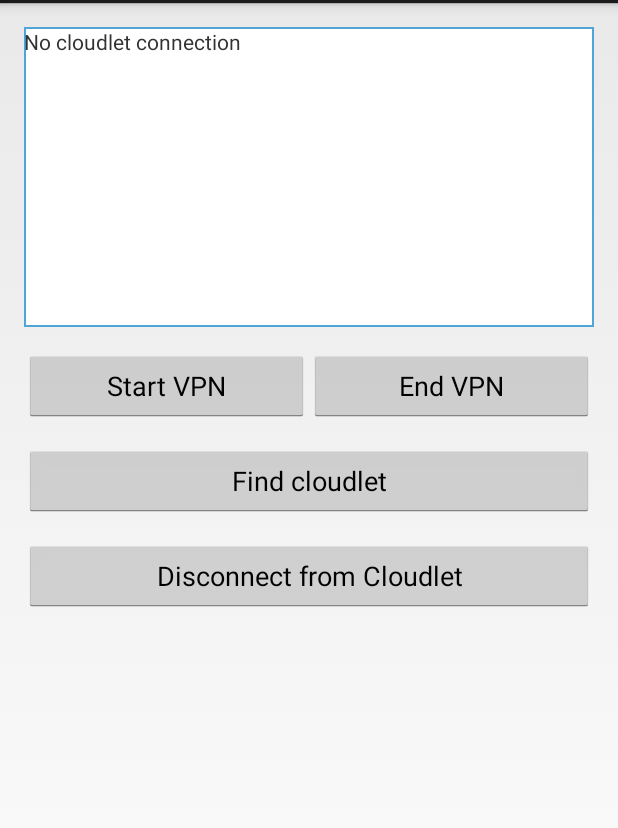
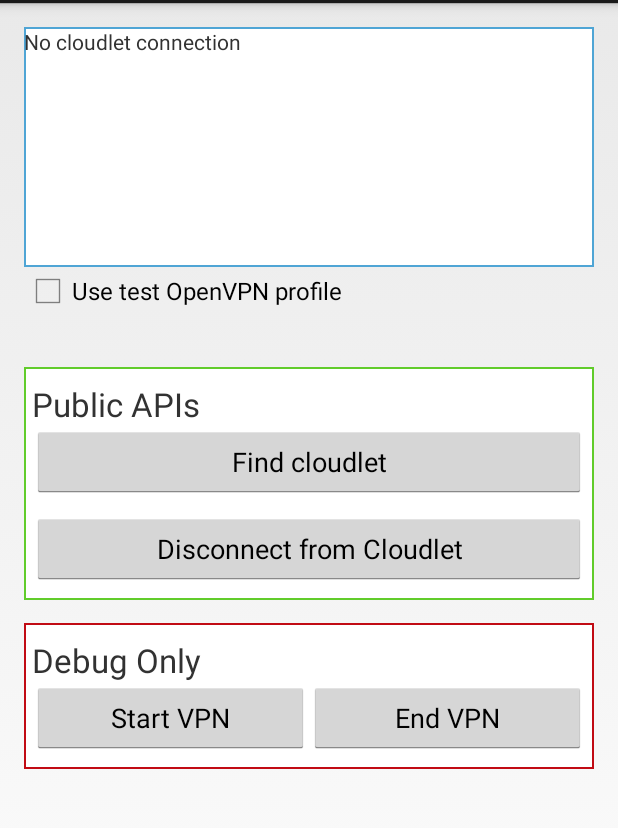
Before and after one commit to cmusatyalab/cloudlet-launcher, an Android app: the screen it shows after launch (MainActivity), on a phone screen of 412 x 824 dp, the part 69-897 px from its top. Run offline under Robolectric (Android 15) with nearby library versions, the phone set to English and light mode, and no system bars; libraries missing offline, so code that uses them is left out: edu.cmu.cs.

Commit message:
Update UI; User can add profile in OpenVPN; User can choose to run with a testing profile.

```diff
--- a/app/src/main/java/edu/cmu/cs/elijah/cloudletlauncher/MainActivity.java
+++ b/app/src/main/java/edu/cmu/cs/elijah/cloudletlauncher/MainActivity.java
@@ -16,7 +16,11 @@ import android.util.Log;
 import android.view.View;
 import android.view.WindowManager;
 import android.widget.Button;
+import android.widget.CheckBox;
+import android.widget.CompoundButton;
 import android.widget.TextView;
+
+import org.w3c.dom.Text;
 
 import de.blinkt.openvpn.api.IOpenVPNAPIService;
 import edu.cmu.cs.elijah.cloudletlauncher.api.ICloudletService;
@@ -40,10 +44,13 @@ public class MainActivity extends Activity {
     TextView textStatus;
     Button buttonFindCloudlet;
     Button buttonDisconnectCloudlet;
+    CheckBox checkBoxProfile;
+    TextView textNotify;
 
     // Service for cloudlet functionalities
     private ICloudletService mCloudletService = null;
     private boolean isCloudletServiceConnected = false;
+    private String profileUuid;
 
     // Service for OpenVPN client control; used only for registering app
     private IOpenVPNAPIService mVpnService = null;
@@ -62,6 +69,18 @@ public class MainActivity extends Activity {
         textStatus = (TextView) findViewById(R.id.text_status);
         buttonFindCloudlet = (Button) findViewById(R.id.button_find_cloudlet);
         buttonDisconnectCloudlet = (Button) findViewById(R.id.button_disconnect_cloudlet);
+        checkBoxProfile = (CheckBox) findViewById(R.id.checkbox_profile);
+        textNotify = (TextView) findViewById(R.id.text_notify);
+
+        checkBoxProfile.setOnCheckedChangeListener(new CompoundButton.OnCheckedChangeListener() {
+            @Override
+            public void onCheckedChanged(CompoundButton buttonView, boolean isChecked) {
+                updateProfileUuid();
+                try {
+                    mCloudletService.useTestProfile(isChecked);
+                } catch (RemoteException e) {}
+            }
+        });
     }
 
     @Override
@@ -95,7 +114,7 @@ public class MainActivity extends Activity {
     protected void onDestroy() {
         if (mCloudletService != null) {
             try {
-                mCloudletService.disconnectCloudlet(appId);
+                mCloudletService.endOpenVpn();
                 mCloudletService.unregisterCallback(mCallback);
             } catch (RemoteException e) {}
         }
@@ -177,6 +196,8 @@ public class MainActivity extends Activity {
             mCloudletService = ICloudletService.Stub.asInterface(service);
             try {
                 mCloudletService.registerCallback(mCallback);
+
+                updateProfileUuid();
             } catch (RemoteException e) {
                 Log.e(LOG_TAG, "Error in registering callback to cloudlet service");
             }
@@ -198,6 +219,18 @@ public class MainActivity extends Activity {
         } catch (PackageManager.NameNotFoundException e) {
             return false;
         }
+    }
+
+    private void updateProfileUuid() {
+        try {
+            profileUuid = mCloudletService.getVpnProfileUuid();
+            if (!checkBoxProfile.isChecked() && profileUuid == null) {
+                textNotify.setText("Please create a profile named \"cloudlet\" in OpenVPN first");
+                textNotify.setVisibility(View.VISIBLE);
+            } else {
+                textNotify.setVisibility(View.INVISIBLE);
+            }
+        } catch (RemoteException e) {}
     }
     /***** End helper functions *******************************************************************/
 
--- /dev/null
+++ b/app/src/main/res/drawable/rect_api.xml
@@ -0,0 +1,5 @@
+<?xml version="1.0" encoding="utf-8"?>
+<shape xmlns:android="http://schemas.android.com/apk/res/android" android:shape="rectangle" >
+    <solid android:color="#ffffff" />
+    <stroke android:width="1dip" android:color="#61cc2b"/>
+</shape>
--- /dev/null
+++ b/app/src/main/res/drawable/rect_debug.xml
@@ -0,0 +1,5 @@
+<?xml version="1.0" encoding="utf-8"?>
+<shape xmlns:android="http://schemas.android.com/apk/res/android" android:shape="rectangle" >
+    <solid android:color="#ffffff" />
+    <stroke android:width="1dip" android:color="#c10b14"/>
+</shape>
--- a/app/src/main/res/layout/activity_main.xml
+++ b/app/src/main/res/layout/activity_main.xml
@@ -16,16 +16,82 @@
         android:id="@+id/text_status"
         android:background="@drawable/rect"
         android:layout_width="fill_parent"
-        android:layout_height="200dp"
-        android:text="@string/status_default" />
+        android:layout_height="160dp"
+        android:text="@string/status_default"/>
 
-    <LinearLayout xmlns:android="http://schemas.android.com/apk/res/android"
-        xmlns:tools="http://schemas.android.com/tools"
+    <CheckBox
+        android:id="@+id/checkbox_profile"
+        android:layout_width="wrap_content"
+        android:layout_height="wrap_content"
+        android:text="@string/checkbox_profile" />
+
+    <TextView
+        android:id="@+id/text_notify"
         android:layout_width="fill_parent"
         android:layout_height="wrap_content"
+        android:textColor="#FF0000"
+        android:text=""/>
+
+
+    <LinearLayout
+        android:background="@drawable/rect_api"
+        android:layout_height="wrap_content"
+        android:layout_width="match_parent"
         android:layout_marginTop="15dp"
-        android:orientation="horizontal"
-        android:weightSum="1">
+        android:paddingTop="10dp"
+        android:paddingBottom="10dp"
+        android:paddingLeft="5dp"
+        android:paddingRight="5dp"
+        android:orientation="vertical">
+
+        <TextView
+            android:id="@+id/text_api"
+            android:layout_width="fill_parent"
+            android:layout_height="wrap_content"
+            android:textSize="22sp"
+            android:text="@string/title_api"/>
+
+        <Button
+            android:id="@+id/button_find_cloudlet"
+            android:layout_width="fill_parent"
+            android:layout_height="wrap_content"
+            android:layout_marginTop="0dp"
+            android:text="@string/find_cloudlet"
+            android:onClick="findCloudlet"/>
+
+        <Button
+            android:id="@+id/button_disconnect_cloudlet"
+            android:layout_width="fill_parent"
+            android:layout_height="wrap_content"
+            android:layout_marginTop="10dp"
+            android:text="@string/disconnect_VPN"
+            android:onClick="disconnectCloudlet"/>
+
+    </LinearLayout>
+
+    <LinearLayout
+        android:background="@drawable/rect_debug"
+        android:layout_height="wrap_content"
+        android:layout_width="match_parent"
+        android:layout_marginTop="15dp"
+        android:paddingTop="10dp"
+        android:paddingBottom="10dp"
+        android:paddingLeft="5dp"
+        android:paddingRight="5dp"
+        android:orientation="vertical">
+
+        <TextView
+            android:id="@+id/text_debug"
+            android:layout_width="fill_parent"
+            android:layout_height="wrap_content"
+            android:textSize="22sp"
+            android:text="@string/title_debug"/>
+
+        <LinearLayout
+            android:layout_width="fill_parent"
+            android:layout_height="wrap_content"
+            android:layout_marginTop="0dp"
+            android:orientation="horizontal">
 
             <Button
                 android:id="@+id/start_openvpn"
@@ -44,21 +110,6 @@
                 android:onClick="endOpenVpn"/>
 
         </LinearLayout>
-
-    <Button
-        android:id="@+id/button_find_cloudlet"
-        android:layout_width="fill_parent"
-        android:layout_height="wrap_content"
-        android:layout_marginTop="15dp"
-        android:text="@string/find_cloudlet"
-        android:onClick="findCloudlet"/>
-
-    <Button
-        android:id="@+id/button_disconnect_cloudlet"
-        android:layout_width="fill_parent"
-        android:layout_height="wrap_content"
-        android:layout_marginTop="15dp"
-        android:text="@string/disconnect_VPN"
-        android:onClick="disconnectCloudlet"/>
+    </LinearLayout>
 
 </LinearLayout>
--- a/app/src/main/res/values/strings.xml
+++ b/app/src/main/res/values/strings.xml
@@ -3,7 +3,12 @@
     <string name="hello_world">Hello world!</string>
 
     <string name="status_default">No cloudlet connection</string>
-    <string name="register_to_openvpn">Register to OpenVPN</string>
+
+    <string name="checkbox_profile">Use test OpenVPN profile</string>
+
+    <string name="title_api">Public APIs</string>
+    <string name="title_debug">Debug Only</string>
+
     <string name="start_openvpn">Start VPN</string>
     <string name="end_openvpn">End VPN</string>
     <string name="find_cloudlet">Find cloudlet</string>
```
Also changed, not shown: app/src/main/java/edu/cmu/cs/elijah/cloudletlauncher/CloudletService.java (+42 -14 lines), app/src/main/aidl/edu/cmu/cs/elijah/cloudletlauncher/api/ICloudletService.aidl, app/src/main/res/mipmap-hdpi/ic_launcher.png, app/src/main/res/mipmap-mdpi/ic_launcher.png, app/src/main/res/mipmap-xhdpi/ic_launcher.png, app/src/main/res/mipmap-xxhdpi/ic_launcher.png, app/src/main/res/mipmap-xxxhdpi/ic_launcher.png. Lines whose indentation alone changed are shown as unchanged.
